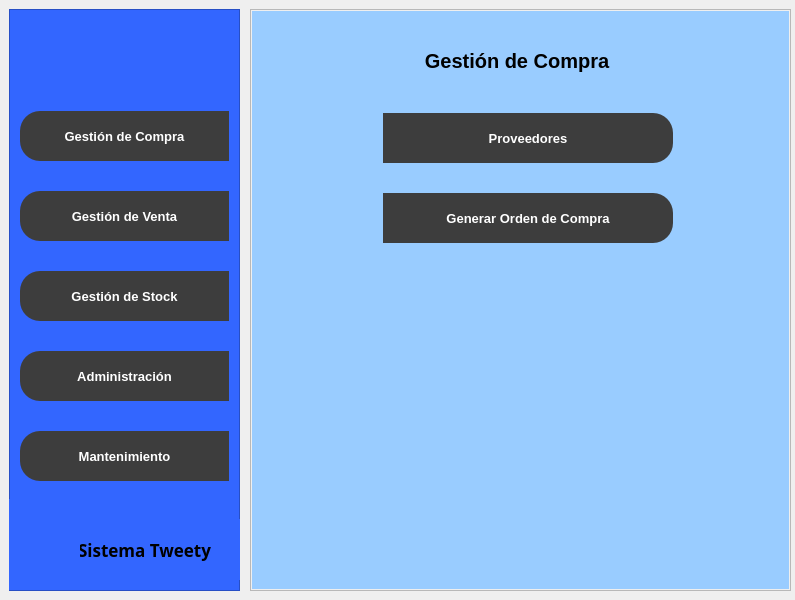
The window that Views/menuprincipal.ui (Miguel8819/Sistema_TweetyTesis) describes before a commit, drawn with Qt 5.
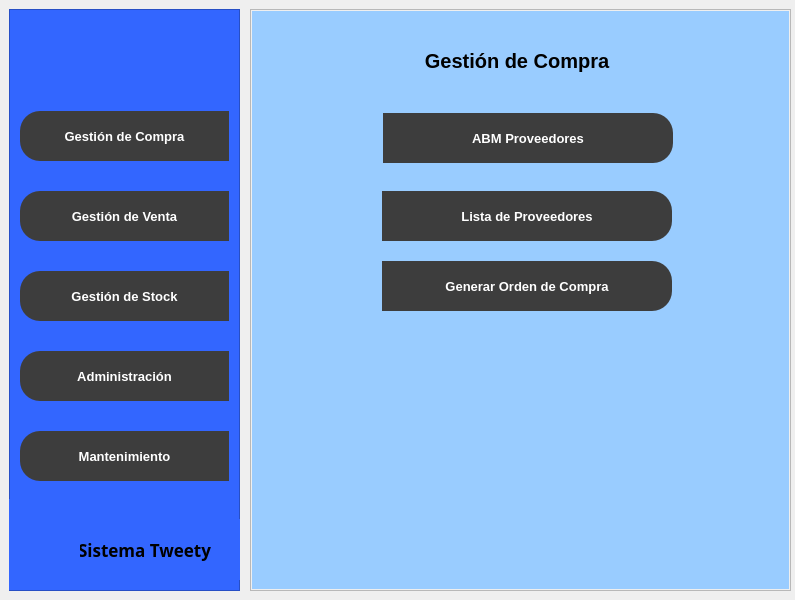
The same window after the commit. Icons and pictures are not drawn.

```diff
--- a/Views/menuprincipal.ui
+++ b/Views/menuprincipal.ui
@@ -391,7 +391,7 @@
          </font>
         </property>
         <property name="text">
-         <string>Proveedores</string>
+         <string>ABM Proveedores</string>
         </property>
        </widget>
        <widget class="QLabel" name="label_8">
@@ -428,8 +428,8 @@
        <widget class="QPushButton" name="btn_genOrdenCompra">
         <property name="geometry">
          <rect>
-          <x>131</x>
-          <y>182</y>
+          <x>130</x>
+          <y>250</y>
           <width>290</width>
           <height>50</height>
          </rect>
@@ -451,6 +451,32 @@
          <string>Generar Orden de Compra</string>
         </property>
        </widget>
+       <widget class="QPushButton" name="btn_listaproveedores">
+        <property name="geometry">
+         <rect>
+          <x>130</x>
+          <y>180</y>
+          <width>290</width>
+          <height>50</height>
+         </rect>
+        </property>
+        <property name="minimumSize">
+         <size>
+          <width>290</width>
+          <height>50</height>
+         </size>
+        </property>
+        <property name="font">
+         <font>
+          <pointsize>10</pointsize>
+          <weight>75</weight>
+          <bold>true</bold>
+         </font>
+        </property>
+        <property name="text">
+         <string>Lista de Proveedores</string>
+        </property>
+       </widget>
       </widget>
       <widget class="QWidget" name="page_gestionVenta">
        <property name="styleSheet">
```
Left out of the diff: 28 changed lines with no effect on the pictures.
